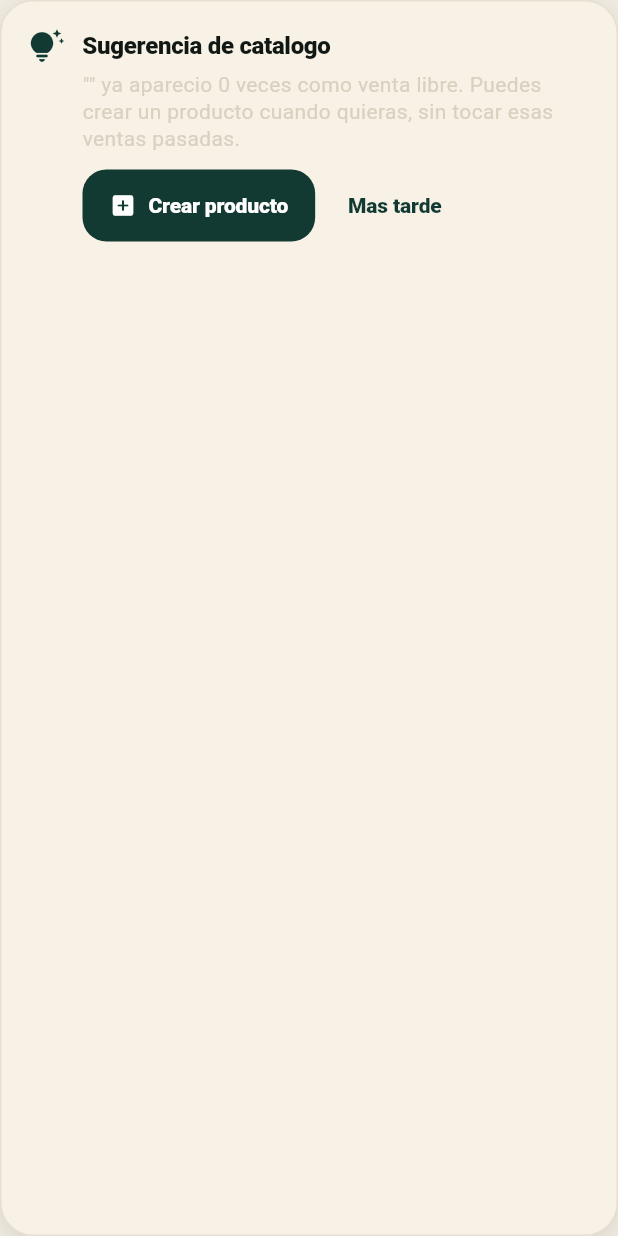
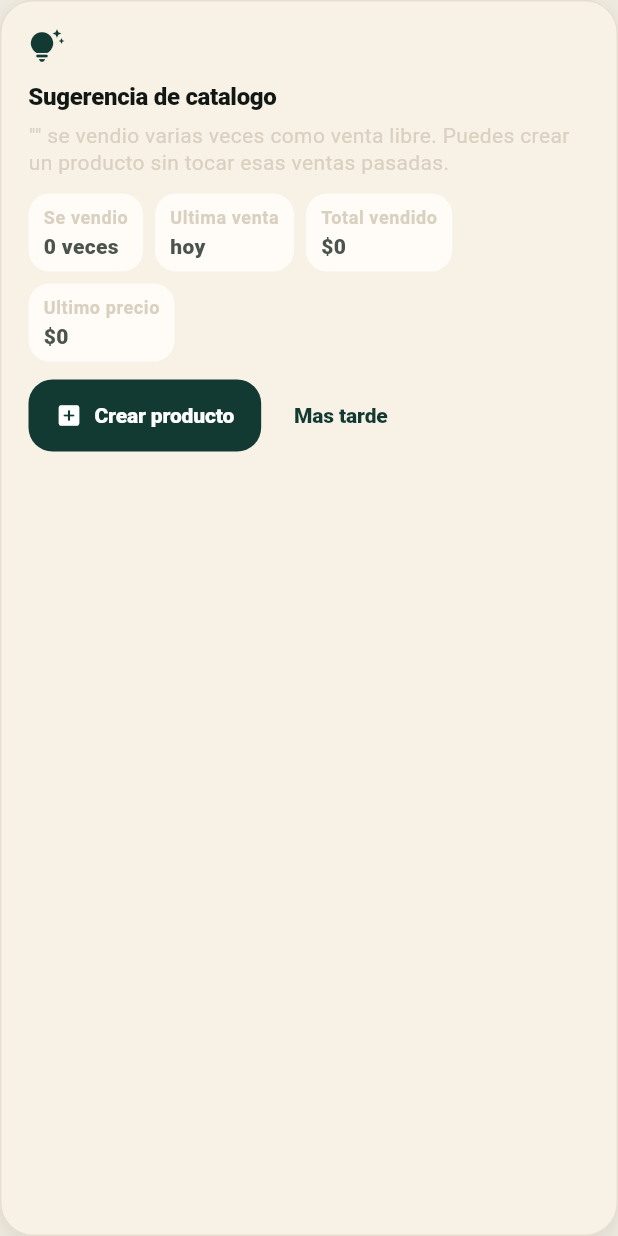
Before and after one commit to bitflowapp/caja-clara, a Flutter app: the _FreeSaleSuggestionBanner widget shown alone on an empty page, opened directly with empty values, on a phone screen of 412 x 824 dp. Run offline on Flutter 3.47's test engine with Material 3 defaults, Android fonts, the phone set to English and light mode, and no system bars; our stand-ins replace hive_flutter, speech_to_text, web; missing offline and left inert: dart:js_interop, excel, file_selector, mobile_scanner; accounts and stored records are empty.

Commit message:
Enriquecer sugerencias de ventas libres

```diff
--- a/lib/app/screens/summary_screen.dart
+++ b/lib/app/screens/summary_screen.dart
@@ -280,32 +280,49 @@ class _FreeSaleSuggestionBanner extends StatelessWidget {
   Widget build(BuildContext context) {
     return BpcPanel(
       color: Theme.of(context).colorScheme.surfaceContainerLow,
-      child: Row(
-        crossAxisAlignment: CrossAxisAlignment.start,
-        children: [
-          Icon(
-            Icons.tips_and_updates_rounded,
-            color: Theme.of(context).colorScheme.primary,
-          ),
-          const SizedBox(width: 12),
-          Expanded(
-            child: Column(
+      child: LayoutBuilder(
+        builder: (context, constraints) {
+          final compact = constraints.maxWidth < 560;
+          final content = Column(
             crossAxisAlignment: CrossAxisAlignment.start,
             children: [
               Text(
                 'Sugerencia de catalogo',
-                  style: Theme.of(context).textTheme.titleMedium?.copyWith(
-                    fontWeight: FontWeight.w900,
-                  ),
+                style: Theme.of(
+                  context,
+                ).textTheme.titleMedium?.copyWith(fontWeight: FontWeight.w900),
               ),
               const SizedBox(height: 4),
               Text(
-                  '"${suggestion.description}" ya aparecio ${suggestion.count} veces como venta libre. Puedes crear un producto cuando quieras, sin tocar esas ventas pasadas.',
-                  style: Theme.of(
-                    context,
-                  ).textTheme.bodyMedium?.copyWith(
+                '"${suggestion.displayDescription}" se vendio varias veces como venta libre. Puedes crear un producto sin tocar esas ventas pasadas.',
+                style: Theme.of(context).textTheme.bodyMedium?.copyWith(
                   color: Theme.of(context).colorScheme.outline,
                 ),
+              ),
+              const SizedBox(height: 12),
+              Wrap(
+                spacing: 8,
+                runSpacing: 8,
+                children: [
+                  _SuggestionMetaChip(
+                    label: 'Se vendio',
+                    value:
+                        '${suggestion.repeatCount} ${suggestion.repeatCount == 1 ? 'vez' : 'veces'}',
+                  ),
+                  _SuggestionMetaChip(
+                    label: 'Ultima venta',
+                    value: formatCompactDateLabel(suggestion.latestSoldAt),
+                  ),
+                  _SuggestionMetaChip(
+                    label: 'Total vendido',
+                    value: formatMoney(suggestion.totalRevenuePesos),
+                  ),
+                  if (suggestion.latestUnitPricePesos != null)
+                    _SuggestionMetaChip(
+                      label: 'Ultimo precio',
+                      value: formatMoney(suggestion.latestUnitPricePesos!),
+                    ),
+                ],
               ),
               const SizedBox(height: 12),
               Wrap(
@@ -324,7 +341,71 @@ class _FreeSaleSuggestionBanner extends StatelessWidget {
                 ],
               ),
             ],
+          );
+
+          if (compact) {
+            return Column(
+              crossAxisAlignment: CrossAxisAlignment.start,
+              children: [
+                Icon(
+                  Icons.tips_and_updates_rounded,
+                  color: Theme.of(context).colorScheme.primary,
                 ),
+                const SizedBox(height: 10),
+                content,
+              ],
+            );
+          }
+
+          return Row(
+            crossAxisAlignment: CrossAxisAlignment.start,
+            children: [
+              Icon(
+                Icons.tips_and_updates_rounded,
+                color: Theme.of(context).colorScheme.primary,
+              ),
+              const SizedBox(width: 12),
+              Expanded(child: content),
+            ],
+          );
+        },
+      ),
+    );
+  }
+}
+
+class _SuggestionMetaChip extends StatelessWidget {
+  const _SuggestionMetaChip({required this.label, required this.value});
+
+  final String label;
+  final String value;
+
+  @override
+  Widget build(BuildContext context) {
+    final scheme = Theme.of(context).colorScheme;
+    return Container(
+      padding: const EdgeInsets.symmetric(horizontal: 10, vertical: 8),
+      decoration: BoxDecoration(
+        color: scheme.surface,
+        borderRadius: BorderRadius.circular(14),
+      ),
+      child: Column(
+        crossAxisAlignment: CrossAxisAlignment.start,
+        mainAxisSize: MainAxisSize.min,
+        children: [
+          Text(
+            label,
+            style: Theme.of(context).textTheme.bodySmall?.copyWith(
+              color: scheme.outline,
+              fontWeight: FontWeight.w700,
+            ),
+          ),
+          const SizedBox(height: 2),
+          Text(
+            value,
+            style: Theme.of(
+              context,
+            ).textTheme.bodyMedium?.copyWith(fontWeight: FontWeight.w800),
           ),
         ],
       ),
--- a/lib/app/services/commerce_store.dart
+++ b/lib/app/services/commerce_store.dart
@@ -149,10 +149,7 @@ class CommerceStore extends ChangeNotifier {
     return null;
   }
 
-  Product? productByNormalizedName(
-    String name, {
-    String? excludingProductId,
-  }) {
+  Product? productByNormalizedName(String name, {String? excludingProductId}) {
     final normalized = normalizeProductName(name);
     if (normalized == null) {
       return null;
@@ -180,10 +177,7 @@ class CommerceStore extends ChangeNotifier {
     if (raw == null) {
       return null;
     }
-    final normalized = raw
-        .trim()
-        .replaceAll(RegExp(r'\s+'), ' ')
-        .toLowerCase();
+    final normalized = raw.trim().replaceAll(RegExp(r'\s+'), ' ').toLowerCase();
     return normalized.isEmpty ? null : normalized;
   }
 
@@ -199,7 +193,8 @@ class CommerceStore extends ChangeNotifier {
       }
       final description = movement.subtitle ?? movement.title;
       final normalized = normalizeProductName(description);
-      if (normalized == null || _dismissedFreeSaleSuggestions.contains(normalized)) {
+      if (normalized == null ||
+          _dismissedFreeSaleSuggestions.contains(normalized)) {
         continue;
       }
       if (productByNormalizedName(description) != null) {
@@ -210,19 +205,19 @@ class CommerceStore extends ChangeNotifier {
         normalized,
         () => _FreeSaleAggregate(
           normalizedDescription: normalized,
-          description: description.trim(),
+          displayDescription: description.trim(),
         ),
       );
       aggregate.count += 1;
       aggregate.totalRevenuePesos += movement.amountPesos;
-      aggregate.lastPaymentMethod = movement.paymentMethod;
-      if (aggregate.latestSaleAt == null ||
-          movement.createdAt.isAfter(aggregate.latestSaleAt!)) {
-        aggregate.latestSaleAt = movement.createdAt;
-      }
-      final quantity = movement.quantityUnits ?? 0;
-      if (quantity > 0) {
-        aggregate.latestUnitPricePesos = movement.amountPesos ~/ quantity;
+      if (aggregate.latestSoldAt == null ||
+          movement.createdAt.isAfter(aggregate.latestSoldAt!)) {
+        aggregate.latestSoldAt = movement.createdAt;
+        aggregate.displayDescription = description.trim();
+        final quantity = movement.quantityUnits ?? 0;
+        aggregate.latestUnitPricePesos = quantity > 0
+            ? movement.amountPesos ~/ quantity
+            : null;
       }
     }
 
@@ -231,20 +226,20 @@ class CommerceStore extends ChangeNotifier {
         .map(
           (item) => FreeSaleSuggestion(
             normalizedDescription: item.normalizedDescription,
-            description: item.description,
-            count: item.count,
-            latestSaleAt: item.latestSaleAt ?? DateTime.now(),
-            suggestedPricePesos: item.latestUnitPricePesos,
-            lastPaymentMethod: item.lastPaymentMethod,
+            displayDescription: item.displayDescription,
+            repeatCount: item.count,
+            latestSoldAt: item.latestSoldAt ?? DateTime.now(),
+            totalRevenuePesos: item.totalRevenuePesos,
+            latestUnitPricePesos: item.latestUnitPricePesos,
           ),
         )
         .toList(growable: false)
       ..sort((a, b) {
-        final byCount = b.count.compareTo(a.count);
+        final byCount = b.repeatCount.compareTo(a.repeatCount);
         if (byCount != 0) {
           return byCount;
         }
-        return b.latestSaleAt.compareTo(a.latestSaleAt);
+        return b.latestSoldAt.compareTo(a.latestSoldAt);
       });
   }
 
@@ -592,7 +587,8 @@ class CommerceStore extends ChangeNotifier {
 
   Future<void> dismissFreeSaleSuggestion(String normalizedDescription) async {
     final normalized = normalizeProductName(normalizedDescription);
-    if (normalized == null || _dismissedFreeSaleSuggestions.contains(normalized)) {
+    if (normalized == null ||
+        _dismissedFreeSaleSuggestions.contains(normalized)) {
       return;
     }
     await _runPersistedMutation(() {
@@ -1262,32 +1258,31 @@ class _SnapshotData {
 class FreeSaleSuggestion {
   const FreeSaleSuggestion({
     required this.normalizedDescription,
-    required this.description,
-    required this.count,
-    required this.latestSaleAt,
-    this.suggestedPricePesos,
-    this.lastPaymentMethod,
+    required this.displayDescription,
+    required this.repeatCount,
+    required this.latestSoldAt,
+    required this.totalRevenuePesos,
+    this.latestUnitPricePesos,
   });
 
   final String normalizedDescription;
-  final String description;
-  final int count;
-  final DateTime latestSaleAt;
-  final int? suggestedPricePesos;
-  final String? lastPaymentMethod;
+  final String displayDescription;
+  final int repeatCount;
+  final DateTime latestSoldAt;
+  final int totalRevenuePesos;
+  final int? latestUnitPricePesos;
 }
 
 class _FreeSaleAggregate {
   _FreeSaleAggregate({
     required this.normalizedDescription,
-    required this.description,
+    required this.displayDescription,
   });
 
   final String normalizedDescription;
-  final String description;
+  String displayDescription;
   int count = 0;
   int totalRevenuePesos = 0;
   int? latestUnitPricePesos;
-  String? lastPaymentMethod;
-  DateTime? latestSaleAt;
+  DateTime? latestSoldAt;
 }
--- a/lib/app/utils/formatters.dart
+++ b/lib/app/utils/formatters.dart
@@ -20,7 +20,10 @@ String formatDateTimeShort(DateTime value) {
 String formatMovementDate(DateTime value, {DateTime? now}) {
   final reference = now ?? DateTime.now();
   final sameDay = _isSameDay(value, reference);
-  final yesterday = _isSameDay(value, reference.subtract(const Duration(days: 1)));
+  final yesterday = _isSameDay(
+    value,
+    reference.subtract(const Duration(days: 1)),
+  );
 
   if (sameDay) {
     return 'Hoy, ${_twoDigits(value.hour)}:${_twoDigits(value.minute)}';
@@ -35,6 +38,30 @@ String formatShortDate(DateTime value) {
   return '${_twoDigits(value.day)}/${_twoDigits(value.month)}/${value.year}';
 }
 
+String formatCompactDateLabel(DateTime value, {DateTime? now}) {
+  final reference = now ?? DateTime.now();
+  if (_isSameDay(value, reference)) {
+    return 'hoy';
+  }
+
+  const months = <String>[
+    'ene',
+    'feb',
+    'mar',
+    'abr',
+    'may',
+    'jun',
+    'jul',
+    'ago',
+    'sep',
+    'oct',
+    'nov',
+    'dic',
+  ];
+  final month = months[value.month - 1];
+  return '${value.day} $month ${value.year}';
+}
+
 bool _isSameDay(DateTime a, DateTime b) {
   return a.year == b.year && a.month == b.month && a.day == b.day;
 }
```
Also changed, not shown: lib/app/screens/home_screen.dart (+22 -16 lines), lib/app/widgets/responsive_shell.dart (+8 -4 lines), 2 other files. Lines whose indentation alone changed are shown as unchanged.
